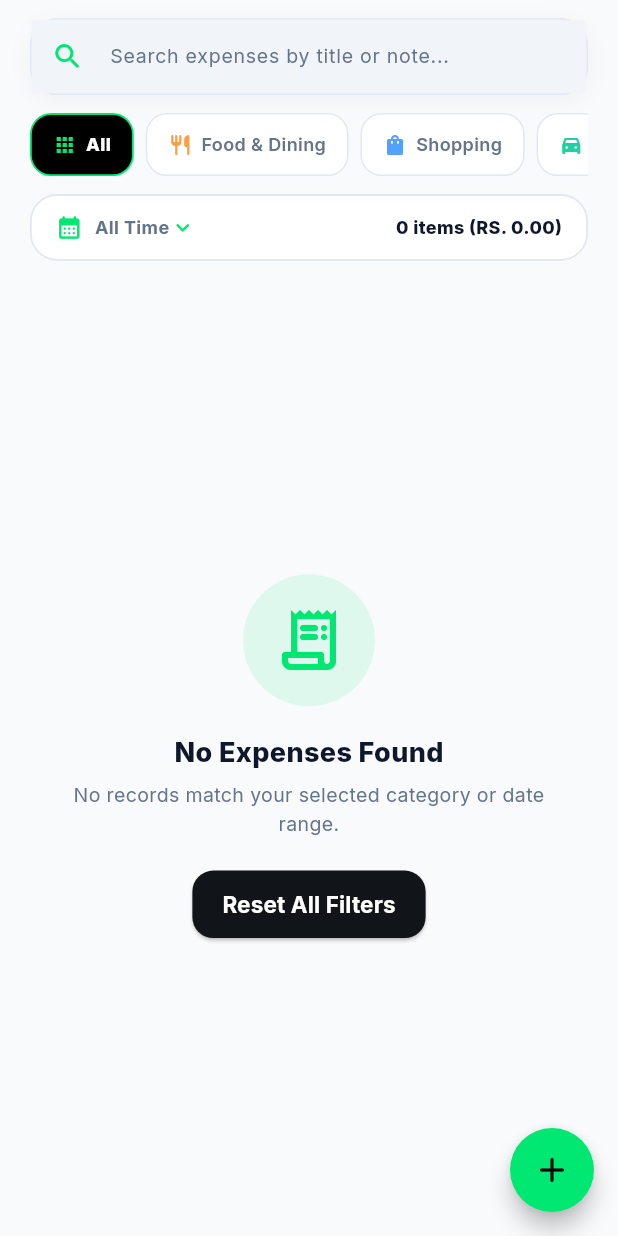
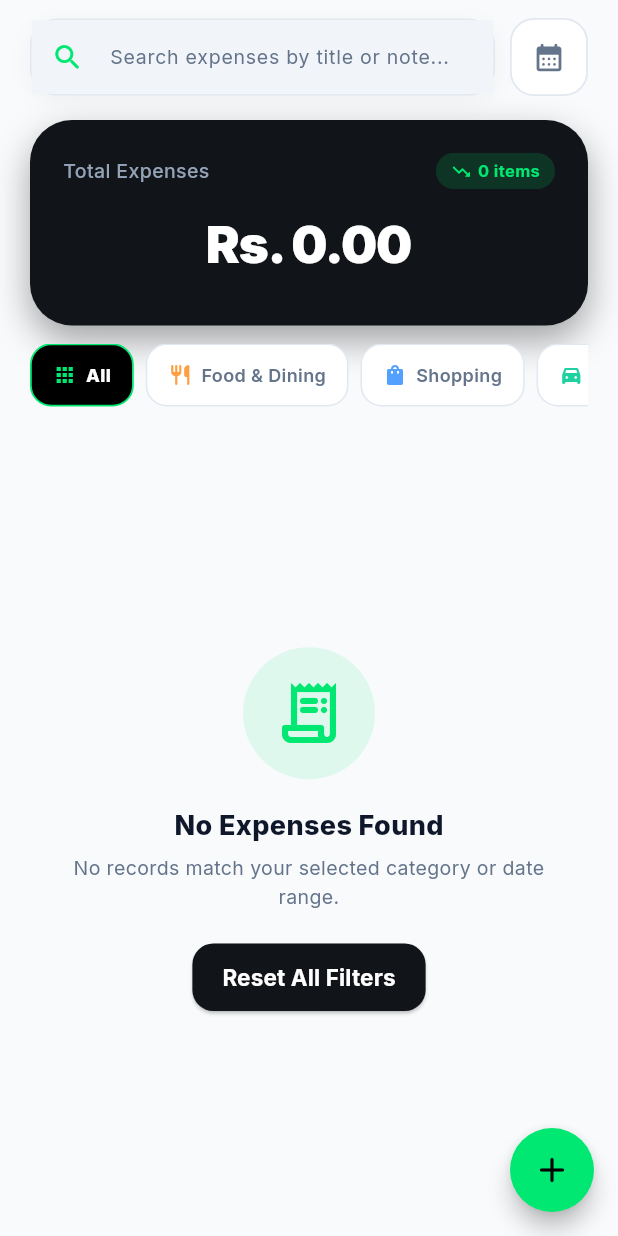
Before and after one commit to Binu0714/Fintra---Expense_Tracker, a Flutter app: the ExpensesScreen screen opened directly, on a phone screen of 412 x 824 dp. Run offline on Flutter 3.47's test engine with Material 3 defaults, Android fonts, the phone set to English and light mode, and no system bars; our stand-ins replace cloud_firestore, firebase_auth, firebase_core, fl_chart, google_fonts; accounts and stored records are empty.

Commit message:
feat(expenses): integrate TotalExpensesHeroCard, align calendar filter button beside search bar, and clean filter status

```diff
--- a/lib/presentation/screens/expenses_screen.dart
+++ b/lib/presentation/screens/expenses_screen.dart
@@ -1,4 +1,5 @@
 import 'package:flutter/material.dart';
+import 'package:intl/intl.dart';
 import '../../core/animations/staggered_slide_fade.dart';
 import '../../core/theme/app_colors.dart';
 import '../../data/models/category_type.dart';
@@ -6,8 +7,8 @@ import '../../data/models/expense_model.dart';
 import '../../data/repositories/expense_repository.dart';
 import '../widgets/common/expense_item_tile.dart';
 import '../widgets/common/fintra_dialog.dart';
+import '../widgets/dashboard/total_expenses_hero_card.dart';
 import '../widgets/expenses/category_filter_bar.dart';
-import '../widgets/expenses/date_filter_header.dart';
 import '../widgets/expenses/expense_search_bar.dart';
 import '../widgets/expenses/expenses_empty_view.dart';
 import 'add_edit_expense_bottom_sheet.dart';
@@ -33,7 +34,6 @@ class _ExpensesScreenState extends State<ExpensesScreen> {
     super.dispose();
   }
 
-  // Filter Firestore stream results in memory
   List<ExpenseModel> _applyFilters(List<ExpenseModel> allExpenses) {
     return allExpenses.where((item) {
       final query = _searchQuery.trim().toLowerCase();
@@ -88,6 +88,10 @@ class _ExpensesScreenState extends State<ExpensesScreen> {
   @override
   Widget build(BuildContext context) {
     final isDark = Theme.of(context).brightness == Brightness.dark;
+    final textPrimary = isDark ? AppColors.darkTextPrimary : AppColors.lightTextPrimary;
+    final textSecondary = isDark ? AppColors.darkTextSecondary : AppColors.lightTextSecondary;
+    final cardBg = isDark ? AppColors.darkCard : AppColors.lightCard;
+    final cardBorder = isDark ? AppColors.darkBorder : AppColors.lightBorder;
 
     return Scaffold(
       floatingActionButton: FloatingActionButton(
@@ -101,37 +105,19 @@ class _ExpensesScreenState extends State<ExpensesScreen> {
         child: StreamBuilder<List<ExpenseModel>>(
           stream: _expenseRepository.getExpensesStream(),
           builder: (context, snapshot) {
-            // 1. Loading State
             if (snapshot.connectionState == ConnectionState.waiting) {
               return const Center(
                 child: CircularProgressIndicator(color: AppColors.primaryMint),
               );
             }
 
-            // 2. Error State
             if (snapshot.hasError) {
               return Center(
                 child: Padding(
                   padding: const EdgeInsets.all(24.0),
-                  child: Column(
-                    mainAxisAlignment: MainAxisAlignment.center,
-                    children: [
-                      const Icon(Icons.error_outline_rounded, color: AppColors.error, size: 48),
-                      const SizedBox(height: 12),
-                      const Text(
-                        'Failed to load expenses',
-                        style: TextStyle(fontWeight: FontWeight.bold, fontSize: 16),
-                      ),
-                      const SizedBox(height: 6),
-                      Text(
-                        snapshot.error.toString(),
-                        textAlign: TextAlign.center,
-                        style: TextStyle(
-                          color: isDark ? AppColors.darkTextSecondary : AppColors.lightTextSecondary,
-                          fontSize: 12,
-                        ),
-                      ),
-                    ],
+                  child: Text(
+                    'Error: ${snapshot.error}',
+                    style: const TextStyle(color: AppColors.error),
                   ),
                 ),
               );
@@ -139,40 +125,44 @@ class _ExpensesScreenState extends State<ExpensesScreen> {
 
             final rawExpenses = snapshot.data ?? [];
             final filteredList = _applyFilters(rawExpenses);
-            final totalSpent = filteredList.fold(0.0, (sum, item) => sum + item.amount);
+            final totalFiltered = filteredList.fold(0.0, (sum, item) => sum + item.amount);
 
-            return Column(
-              children: [
-                // Pinned Filter Controls
-                Padding(
+            String dateFilterLabel = 'All Time';
+            if (_selectedDateRange != null) {
+              final start = DateFormat('d MMM').format(_selectedDateRange!.start);
+              final end = DateFormat('d MMM yyyy').format(_selectedDateRange!.end);
+              dateFilterLabel = '$start - $end';
+            }
+
+            return NestedScrollView(
+              headerSliverBuilder: (context, innerBoxIsScrolled) {
+                return [
+                  SliverToBoxAdapter(
+                    child: Padding(
                       padding: const EdgeInsets.fromLTRB(20, 12, 20, 0),
                       child: Column(
+                        crossAxisAlignment: CrossAxisAlignment.stretch,
                         children: [
-                      ExpenseSearchBar(
+
+                          StaggeredSlideFade(
+                            index: 1,
+                            child: Row(
+                              children: [
+                                Expanded(
+                                  child: ExpenseSearchBar(
                                     controller: _searchController,
-                        onChanged: (val) {
-                          setState(() {
-                            _searchQuery = val;
-                          });
-                        },
+                                    onChanged: (val) => setState(() => _searchQuery = val),
                                     onClear: () {
                                       _searchController.clear();
-                          setState(() {
-                            _searchQuery = '';
-                          });
+                                      setState(() => _searchQuery = '');
                                     },
                                   ),
-                      const SizedBox(height: 12),
-                      CategoryFilterBar(
-                        selectedCategory: _selectedCategory,
-                        onCategorySelected: (cat) => setState(() => _selectedCategory = cat),
                                 ),
-                      const SizedBox(height: 12),
-                      DateFilterHeader(
-                        selectedDateRange: _selectedDateRange,
-                        totalCount: filteredList.length,
-                        totalAmount: totalSpent,
-                        onSelectDateRange: () async {
+                                const SizedBox(width: 10),
+
+                                // Date Range Icon Button
+                                InkWell(
+                                  onTap: () async {
                                     final range = await showDateRangePicker(
                                       context: context,
                                       firstDate: DateTime(2020),
@@ -181,21 +171,130 @@ class _ExpensesScreenState extends State<ExpensesScreen> {
                                     );
                                     if (range != null) setState(() => _selectedDateRange = range);
                                   },
-                        onClearDateRange: () => setState(() => _selectedDateRange = null),
+                                  borderRadius: BorderRadius.circular(16),
+                                  child: Container(
+                                    height: 52,
+                                    width: 52,
+                                    decoration: BoxDecoration(
+                                      color: _selectedDateRange != null
+                                          ? AppColors.primaryMint.withValues(alpha: 0.15)
+                                          : cardBg,
+                                      borderRadius: BorderRadius.circular(16),
+                                      border: Border.all(
+                                        color: _selectedDateRange != null
+                                            ? AppColors.primaryMint
+                                            : cardBorder,
+                                        width: 1.2,
                                       ),
+                                    ),
+                                    child: Icon(
+                                      Icons.calendar_month_rounded,
+                                      color: _selectedDateRange != null
+                                          ? AppColors.primaryMint
+                                          : textSecondary,
+                                      size: 22,
+                                    ),
+                                  ),
+                                ),
+
                               ],
+                            ),
+                          ),
+
+                          const SizedBox(height: 16),
+
+                          //  Total Expense Hero Card
+                          StaggeredSlideFade(
+                            index: 0,
+                            child: TotalExpensesHeroCard(
+                              amount: 'Rs. ${totalFiltered.toStringAsFixed(2)}',
+                              percentageChange: '${filteredList.length} items',
                             ),
                           ),
 
                           const SizedBox(height: 12),
 
-                // Realtime List from Firestore or Empty State
-                Expanded(
-                  child: filteredList.isEmpty
+                          // Category Filter Chips
+                          StaggeredSlideFade(
+                            index: 2,
+                            child: CategoryFilterBar(
+                              selectedCategory: _selectedCategory,
+                              onCategorySelected: (cat) => setState(() => _selectedCategory = cat),
+                            ),
+                          ),
+                          const SizedBox(height: 12),
+
+                          // Active Filters Status Tag Row
+                          if (_selectedDateRange != null || _selectedCategory != null)
+                            Padding(
+                              padding: const EdgeInsets.only(bottom: 8.0),
+                              child: Row(
+                                mainAxisAlignment: MainAxisAlignment.spaceBetween,
+                                children: [
+                                  Row(
+                                    children: [
+                                      if (_selectedDateRange != null) ...[
+                                        Container(
+                                          padding: const EdgeInsets.symmetric(horizontal: 10, vertical: 4),
+                                          decoration: BoxDecoration(
+                                            color: AppColors.primaryMint.withValues(alpha: 0.12),
+                                            borderRadius: BorderRadius.circular(10),
+                                          ),
+                                          child: Row(
+                                            children: [
+                                              Text(
+                                                dateFilterLabel,
+                                                style: const TextStyle(
+                                                  color: AppColors.primaryMint,
+                                                  fontSize: 11,
+                                                  fontWeight: FontWeight.w700,
+                                                ),
+                                              ),
+                                              const SizedBox(width: 4),
+                                              InkWell(
+                                                onTap: () => setState(() => _selectedDateRange = null),
+                                                child: const Icon(Icons.close_rounded, size: 14, color: AppColors.primaryMint),
+                                              ),
+                                            ],
+                                          ),
+                                        ),
+                                        const SizedBox(width: 8),
+                                      ],
+                                      Text(
+                                        'Showing ${filteredList.length} expenses',
+                                        style: TextStyle(color: textSecondary, fontSize: 12),
+                                      ),
+                                    ],
+                                  ),
+                                  TextButton(
+                                    onPressed: () {
+                                      setState(() {
+                                        _selectedCategory = null;
+                                        _selectedDateRange = null;
+                                        _searchController.clear();
+                                        _searchQuery = '';
+                                      });
+                                    },
+                                    child: const Text(
+                                      'Reset',
+                                      style: TextStyle(color: AppColors.error, fontSize: 12, fontWeight: FontWeight.w700),
+                                    ),
+                                  ),
+                                ],
+                              ),
+                            ),
+                        ],
+                      ),
+                    ),
+                  ),
+                ];
+              },
+              body: filteredList.isEmpty
                   ? ExpensesEmptyView(
                 onClearFilters: () {
                   setState(() {
                     _searchController.clear();
+                    _searchQuery = '';
                     _selectedCategory = null;
                     _selectedDateRange = null;
                   });
@@ -220,8 +319,6 @@ class _ExpensesScreenState extends State<ExpensesScreen> {
                   );
                 },
               ),
-                ),
-              ],
             );
           },
         ),
```
Lines whose indentation alone changed are shown as unchanged.
